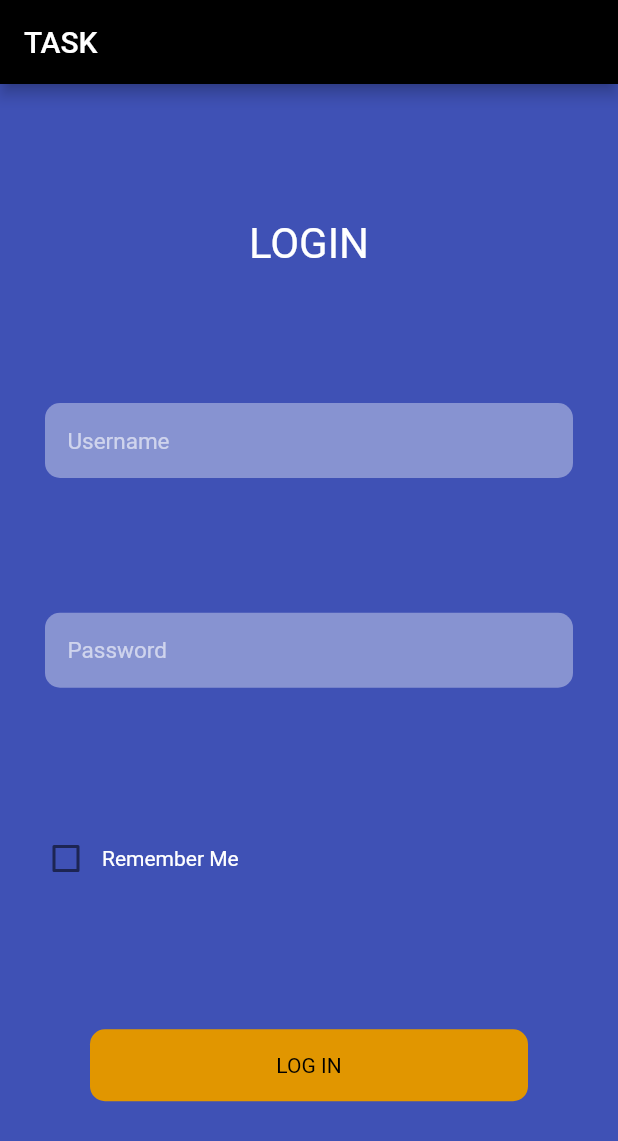
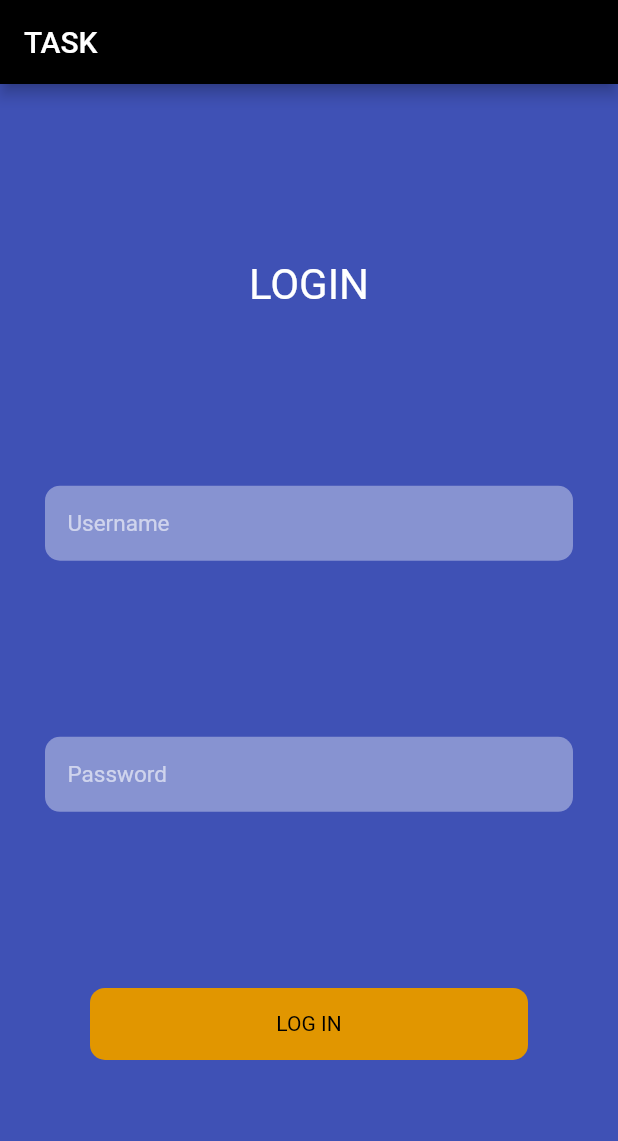
Before and after one commit to sahinemin/frontend, a Flutter app: the screen it shows after launch, after a tap on "LOG IN", on a phone screen of 412 x 824 dp. Shown: the top 1141 px of the screen. Run offline on Flutter 3.47's test engine with Material 2 defaults, Android fonts, the phone set to English and light mode, and no system bars; our stand-ins replace cached_network_image, internet_connection_checker, shared_preferences; network calls fail.

Commit message:
remember me

```diff
--- a/lib/pages/login-page.dart
+++ b/lib/pages/login-page.dart
@@ -4,20 +4,25 @@ import 'dart:convert';
 import 'package:flutter/material.dart';
 import 'package:http/http.dart' as http;
 import 'package:internet_connection_checker/internet_connection_checker.dart';
-
+import 'package:shared_preferences/shared_preferences.dart';
 class Login extends StatefulWidget {
   const Login({Key? key}) : super(key: key);
-
   @override
   State<Login> createState() => _LoginState();
 }
 
+
 class _LoginState extends State<Login> {
-  bool checkValue = false;
   final TextEditingController _usernameController = TextEditingController();
   final GlobalKey<ScaffoldState> _scaffoldKey = GlobalKey<ScaffoldState>();
   final TextEditingController _passwordController = TextEditingController();
   bool hasConnection=false;
+  @override
+  void initState (){
+    super.initState();
+    _getSharedPreferences(_usernameController, _passwordController);
+  }
+
   @override
   Widget build(BuildContext context) {
     return Scaffold(
@@ -89,29 +94,6 @@ class _LoginState extends State<Login> {
                 ),
               ),
               Container(
-                margin: const EdgeInsets.only(left: 20),
-                child: Row(
-                  mainAxisAlignment: MainAxisAlignment.start,
-
-                  children: [
-                    Checkbox(
-                      value : checkValue,
-                      onChanged: (bool? value){
-                        setState(() {
-                          checkValue = value!;
-                        });
-                      },
-                    ),
-                    const Text(
-                      'Remember Me',
-                      style: TextStyle(
-                        color: Colors.white,
-                      ),
-                    ),
-                  ]
-                ),
-              ),
-              Container(
                 alignment: Alignment.center,
                 margin: const EdgeInsets.symmetric(horizontal: 60),
                 decoration:  const BoxDecoration(
@@ -127,15 +109,20 @@ class _LoginState extends State<Login> {
                   ),
                   onPressed: () async {
                     var resp=await makePostRequest(_usernameController.text,_passwordController.text,hasConnection,context);
+
                     await Future.delayed(const Duration(seconds: 1));
                     if (!mounted) return;
                     if(resp!=null){
                       if(resp.statusCode==200) {
+
+
                         var respData=jsonDecode(resp.body);
-                        //print(respData["access_token"]);
+                        //print(checkValue.toString()+"loginden önce");
+                        await setSharedPreferences( _usernameController.text, _passwordController.text);
                         Navigator.pushReplacementNamed(context, '/cities',arguments: <String, String>{
                           'accessToken': respData["access_token"],
                         },);
+
 
                       }
                       else{
@@ -154,7 +141,7 @@ class _LoginState extends State<Login> {
 
 Future<http.Response?> makePostRequest(String username,password, bool hasConnection, BuildContext context) async {
   hasConnection = await InternetConnectionChecker().hasConnection;
-  var response;
+  http.Response response;
   if(hasConnection) {
     final url = Uri.parse('http://192.168.1.33:5000/rest/login');
     final headers = {"Content-type": "application/json"};
@@ -170,3 +157,15 @@ Future<http.Response?> makePostRequest(String username,password, bool hasConnect
 
 
 }
+_getSharedPreferences(TextEditingController usernameController,passwordController) async{
+  SharedPreferences preferences = await SharedPreferences.getInstance();
+    usernameController.text = preferences.getString("String")??"";
+    passwordController.text = preferences.getString("String2")??"";
+}
+
+setSharedPreferences(String username,String password) async{
+  SharedPreferences preferences = await SharedPreferences.getInstance();
+  await preferences.setString("String", username);
+  await preferences.setString("String2", password);
+
+}
```
